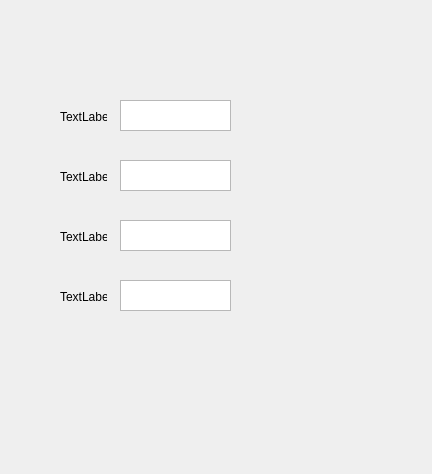
Above: PlotTalk/createacctpage.ui from allanhaywood/CS441 before the change. Below: the same form after it.
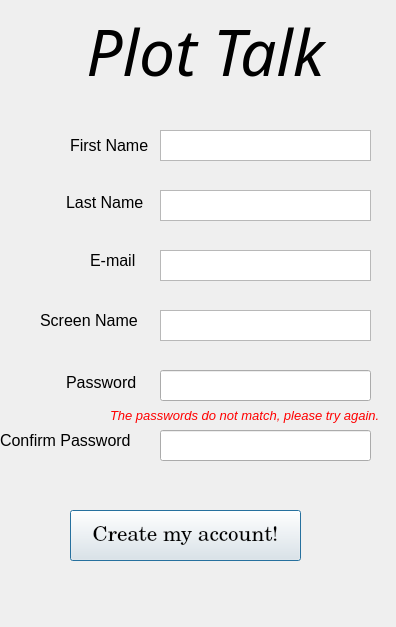
That is the form after the change.

Commit message: Completion of the create account page.  Learned some stuff here like how to hide passwords and store fields into strings.

Patch:
```diff
--- a/PlotTalk/createacctpage.ui
+++ b/PlotTalk/createacctpage.ui
@@ -6,8 +6,8 @@
    <rect>
     <x>0</x>
     <y>0</y>
-    <width>432</width>
-    <height>474</height>
+    <width>396</width>
+    <height>627</height>
    </rect>
   </property>
   <property name="windowTitle">
@@ -16,35 +16,45 @@
   <widget class="QLabel" name="label">
    <property name="geometry">
     <rect>
-     <x>60</x>
-     <y>110</y>
-     <width>47</width>
-     <height>13</height>
+     <x>70</x>
+     <y>130</y>
+     <width>91</width>
+     <height>31</height>
     </rect>
    </property>
+   <property name="font">
+    <font>
+     <pointsize>12</pointsize>
+    </font>
+   </property>
    <property name="text">
-    <string>TextLabel</string>
+    <string>&lt;html&gt;&lt;head/&gt;&lt;body&gt;&lt;p&gt;First Name&lt;/p&gt;&lt;/body&gt;&lt;/html&gt;</string>
    </property>
   </widget>
   <widget class="QLabel" name="label_2">
    <property name="geometry">
     <rect>
-     <x>60</x>
-     <y>170</y>
-     <width>47</width>
-     <height>13</height>
+     <x>66</x>
+     <y>192</y>
+     <width>81</width>
+     <height>21</height>
     </rect>
    </property>
+   <property name="font">
+    <font>
+     <pointsize>12</pointsize>
+    </font>
+   </property>
    <property name="text">
-    <string>TextLabel</string>
+    <string>&lt;html&gt;&lt;head/&gt;&lt;body&gt;&lt;p&gt;Last Name&lt;/p&gt;&lt;/body&gt;&lt;/html&gt;</string>
    </property>
   </widget>
   <widget class="QPlainTextEdit" name="plainTextEdit">
    <property name="geometry">
     <rect>
-     <x>120</x>
-     <y>160</y>
-     <width>111</width>
+     <x>160</x>
+     <y>190</y>
+     <width>211</width>
      <height>31</height>
     </rect>
    </property>
@@ -52,19 +62,121 @@
   <widget class="QPlainTextEdit" name="plainTextEdit_2">
    <property name="geometry">
     <rect>
-     <x>120</x>
-     <y>100</y>
-     <width>111</width>
+     <x>160</x>
+     <y>130</y>
+     <width>211</width>
      <height>31</height>
     </rect>
    </property>
   </widget>
-  <widget class="QPlainTextEdit" name="plainTextEdit_3">
+  <widget class="QLabel" name="passwordLabel2">
    <property name="geometry">
     <rect>
-     <x>120</x>
-     <y>220</y>
-     <width>111</width>
+     <x>0</x>
+     <y>430</y>
+     <width>131</width>
+     <height>21</height>
+    </rect>
+   </property>
+   <property name="font">
+    <font>
+     <pointsize>12</pointsize>
+    </font>
+   </property>
+   <property name="text">
+    <string>&lt;html&gt;&lt;head/&gt;&lt;body&gt;&lt;p&gt;Confirm Password&lt;/p&gt;&lt;/body&gt;&lt;/html&gt;</string>
+   </property>
+  </widget>
+  <widget class="QLabel" name="passwordLabel">
+   <property name="geometry">
+    <rect>
+     <x>66</x>
+     <y>372</y>
+     <width>81</width>
+     <height>21</height>
+    </rect>
+   </property>
+   <property name="font">
+    <font>
+     <pointsize>12</pointsize>
+    </font>
+   </property>
+   <property name="text">
+    <string>&lt;html&gt;&lt;head/&gt;&lt;body&gt;&lt;p&gt;Password&lt;/p&gt;&lt;/body&gt;&lt;/html&gt;</string>
+   </property>
+  </widget>
+  <widget class="QLabel" name="CreateAcctHeader">
+   <property name="geometry">
+    <rect>
+     <x>20</x>
+     <y>10</y>
+     <width>371</width>
+     <height>81</height>
+    </rect>
+   </property>
+   <property name="font">
+    <font>
+     <family>Mistral</family>
+     <pointsize>48</pointsize>
+     <italic>true</italic>
+    </font>
+   </property>
+   <property name="text">
+    <string>Plot Talk</string>
+   </property>
+   <property name="textFormat">
+    <enum>Qt::AutoText</enum>
+   </property>
+   <property name="scaledContents">
+    <bool>false</bool>
+   </property>
+   <property name="alignment">
+    <set>Qt::AlignCenter</set>
+   </property>
+  </widget>
+  <widget class="QPushButton" name="CreateAcctButton">
+   <property name="geometry">
+    <rect>
+     <x>70</x>
+     <y>510</y>
+     <width>231</width>
+     <height>51</height>
+    </rect>
+   </property>
+   <property name="font">
+    <font>
+     <family>Century</family>
+     <pointsize>16</pointsize>
+    </font>
+   </property>
+   <property name="text">
+    <string>Create my account!</string>
+   </property>
+  </widget>
+  <widget class="QLabel" name="passwordLabel2_2">
+   <property name="geometry">
+    <rect>
+     <x>40</x>
+     <y>310</y>
+     <width>101</width>
+     <height>21</height>
+    </rect>
+   </property>
+   <property name="font">
+    <font>
+     <pointsize>12</pointsize>
+    </font>
+   </property>
+   <property name="text">
+    <string>&lt;html&gt;&lt;head/&gt;&lt;body&gt;&lt;p&gt;Screen Name&lt;/p&gt;&lt;/body&gt;&lt;/html&gt;</string>
+   </property>
+  </widget>
+  <widget class="QPlainTextEdit" name="handleBox">
+   <property name="geometry">
+    <rect>
+     <x>160</x>
+     <y>310</y>
+     <width>211</width>
      <height>31</height>
     </rect>
    </property>
@@ -72,35 +184,75 @@
   <widget class="QLabel" name="label_3">
    <property name="geometry">
     <rect>
-     <x>60</x>
-     <y>290</y>
-     <width>47</width>
-     <height>13</height>
+     <x>110</x>
+     <y>405</y>
+     <width>281</width>
+     <height>21</height>
     </rect>
    </property>
+   <property name="font">
+    <font>
+     <pointsize>10</pointsize>
+     <italic>true</italic>
+    </font>
+   </property>
+   <property name="focusPolicy">
+    <enum>Qt::NoFocus</enum>
+   </property>
+   <property name="contextMenuPolicy">
+    <enum>Qt::NoContextMenu</enum>
+   </property>
    <property name="text">
-    <string>TextLabel</string>
+    <string>&lt;html&gt;&lt;head/&gt;&lt;body&gt;&lt;p&gt;&lt;span style=&quot; color:#ff0000;&quot;&gt;The passwords do not match, please try again.&lt;/span&gt;&lt;/p&gt;&lt;/body&gt;&lt;/html&gt;</string>
    </property>
+   <property name="textFormat">
+    <enum>Qt::AutoText</enum>
+   </property>
   </widget>
-  <widget class="QLabel" name="label_4">
+  <widget class="QLineEdit" name="PasswordBox1">
    <property name="geometry">
     <rect>
-     <x>60</x>
-     <y>230</y>
-     <width>47</width>
-     <height>13</height>
+     <x>160</x>
+     <y>370</y>
+     <width>211</width>
+     <height>31</height>
     </rect>
    </property>
+  </widget>
+  <widget class="QLineEdit" name="PasswordBox2">
+   <property name="geometry">
+    <rect>
+     <x>160</x>
+     <y>430</y>
+     <width>211</width>
+     <height>31</height>
+    </rect>
+   </property>
+  </widget>
+  <widget class="QLabel" name="EmailLabel">
+   <property name="geometry">
+    <rect>
+     <x>90</x>
+     <y>250</y>
+     <width>51</width>
+     <height>21</height>
+    </rect>
+   </property>
+   <property name="font">
+    <font>
+     <pointsize>12</pointsize>
+    </font>
+   </property>
    <property name="text">
-    <string>TextLabel</string>
+    <string>E-mail</string>
    </property>
   </widget>
   <widget class="QPlainTextEdit" name="plainTextEdit_4">
    <property name="geometry">
     <rect>
-     <x>120</x>
-     <y>280</y>
-     <width>111</width>
+     <x>160</x>
+     <y>250</y>
+     <width>211</width>
      <height>31</height>
     </rect>
    </property>
```
Left out of the diff: 39 changed lines with no effect on the pictures. The commit also changes 3 other files.
